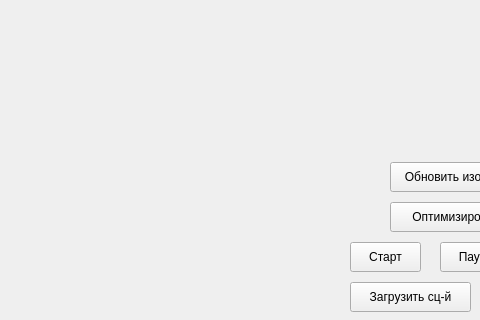
Old version of the form widget.ui in the repository MAPSWorks/superpos; both pictures show x 360 to 840 and y 398 to 718 of the 1000 by 718 pixel window.
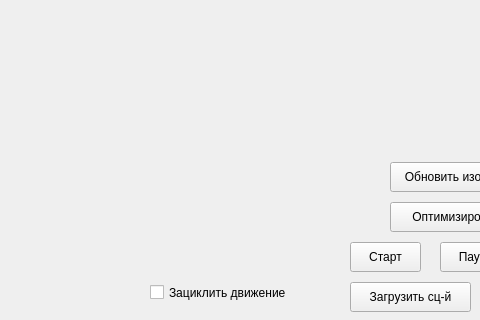
New version of the form.

The edit to the form file:
```diff
--- a/widget.ui
+++ b/widget.ui
@@ -110,6 +110,19 @@
     <string>Сохранить сц-й</string>
    </property>
   </widget>
+  <widget class="QCheckBox" name="cbLoop">
+   <property name="geometry">
+    <rect>
+     <x>510</x>
+     <y>680</y>
+     <width>181</width>
+     <height>21</height>
+    </rect>
+   </property>
+   <property name="text">
+    <string>Зациклить движение</string>
+   </property>
+  </widget>
  </widget>
  <layoutdefault spacing="6" margin="11"/>
  <resources/>
```
